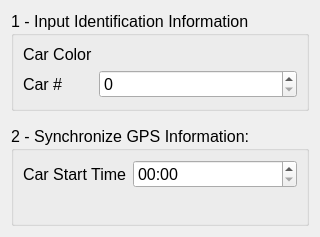
Old version of the form widgets/GPSForm.ui in the repository bluemellophone/gzc-client.
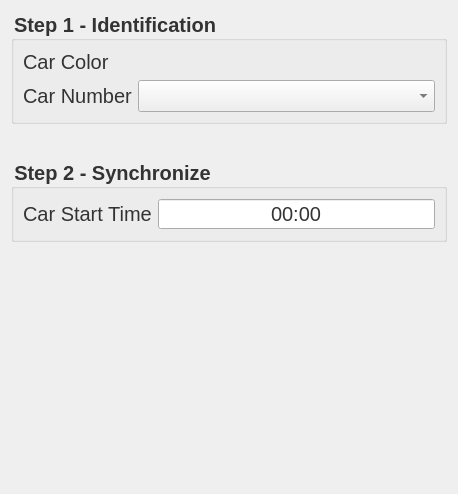
New version of the form.

Patch:
```diff
--- a/widgets/GPSForm.ui
+++ b/widgets/GPSForm.ui
@@ -6,8 +6,8 @@
    <rect>
     <x>0</x>
     <y>0</y>
-    <width>320</width>
-    <height>237</height>
+    <width>458</width>
+    <height>494</height>
    </rect>
   </property>
   <property name="font">
@@ -26,47 +26,89 @@
      </property>
      <item>
       <widget class="QGroupBox" name="id_layout">
+       <property name="font">
+        <font>
+         <pointsize>-1</pointsize>
+         <weight>75</weight>
+         <bold>true</bold>
+        </font>
+       </property>
+       <property name="styleSheet">
+        <string notr="true">font-size:20px;color:#333;</string>
+       </property>
        <property name="title">
-        <string>1 - Input Identification Information:</string>
+        <string>Step 1 - Identification</string>
+       </property>
+       <property name="flat">
+        <bool>false</bool>
        </property>
        <layout class="QFormLayout" name="formLayout_4">
         <property name="fieldGrowthPolicy">
          <enum>QFormLayout::AllNonFixedFieldsGrow</enum>
         </property>
-        <item row="0" column="0">
-         <widget class="QLabel" name="color_label">
-          <property name="text">
-           <string>Car Color</string>
-          </property>
-         </widget>
+        <item row="0" column="1">
+         <layout class="QVBoxLayout" name="color_input_space"/>
         </item>
         <item row="1" column="0">
          <widget class="QLabel" name="numer_label">
           <property name="text">
-           <string>Car #</string>
+           <string>Car Number</string>
+          </property>
+         </widget>
+        </item>
+        <item row="0" column="0">
+         <widget class="QLabel" name="color_label">
+          <property name="text">
+           <string>Car Color</string>
           </property>
          </widget>
         </item>
         <item row="1" column="1">
-         <widget class="QSpinBox" name="number_input">
+         <widget class="QComboBox" name="number_input">
           <property name="minimumSize">
            <size>
             <width>0</width>
-            <height>0</height>
+            <height>30</height>
            </size>
           </property>
          </widget>
         </item>
-        <item row="0" column="1">
-         <layout class="QVBoxLayout" name="color_input_space"/>
-        </item>
        </layout>
       </widget>
      </item>
+     <item>
+      <spacer name="verticalSpacer">
+       <property name="orientation">
+        <enum>Qt::Vertical</enum>
+       </property>
+       <property name="sizeType">
+        <enum>QSizePolicy::Maximum</enum>
+       </property>
+       <property name="sizeHint" stdset="0">
+        <size>
+         <width>20</width>
+         <height>20</height>
+        </size>
+       </property>
+      </spacer>
+     </item>
      <item>
       <widget class="QGroupBox" name="sync_layout">
+       <property name="font">
+        <font>
+         <pointsize>-1</pointsize>
+         <weight>75</weight>
+         <bold>true</bold>
+        </font>
+       </property>
+       <property name="styleSheet">
+        <string notr="true">font-size:20px;color:#333;</string>
+       </property>
        <property name="title">
-        <string>2 - Synchronize GPS Information:</string>
+        <string>Step 2 - Synchronize</string>
+       </property>
+       <property name="flat">
+        <bool>false</bool>
        </property>
        <layout class="QFormLayout" name="formLayout_6">
         <property name="fieldGrowthPolicy">
@@ -84,35 +126,36 @@
           <property name="minimumSize">
            <size>
             <width>0</width>
-            <height>0</height>
+            <height>30</height>
            </size>
           </property>
+          <property name="alignment">
+           <set>Qt::AlignCenter</set>
+          </property>
+          <property name="buttonSymbols">
+           <enum>QAbstractSpinBox::NoButtons</enum>
+          </property>
           <property name="displayFormat">
            <string>HH:mm</string>
           </property>
          </widget>
         </item>
-        <item row="1" column="0" colspan="2">
-         <widget class="QLabel" name="sync_status">
-          <property name="font">
-           <font>
-            <pointsize>10</pointsize>
-            <weight>50</weight>
-            <italic>true</italic>
-            <bold>false</bold>
-           </font>
-          </property>
-          <property name="styleSheet">
-           <string notr="true">color: #666;</string>
-          </property>
-          <property name="text">
-           <string/>
-          </property>
-         </widget>
-        </item>
        </layout>
       </widget>
      </item>
+     <item>
+      <spacer name="verticalSpacer_2">
+       <property name="orientation">
+        <enum>Qt::Vertical</enum>
+       </property>
+       <property name="sizeHint" stdset="0">
+        <size>
+         <width>20</width>
+         <height>40</height>
+        </size>
+       </property>
+      </spacer>
+     </item>
     </layout>
    </item>
   </layout>
```
